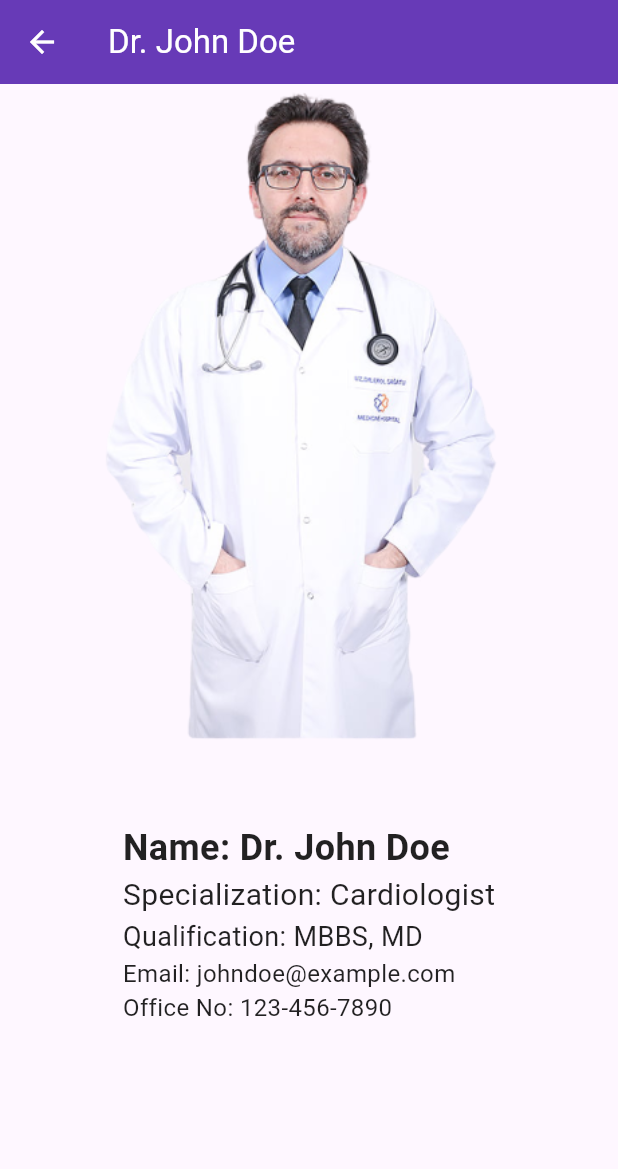
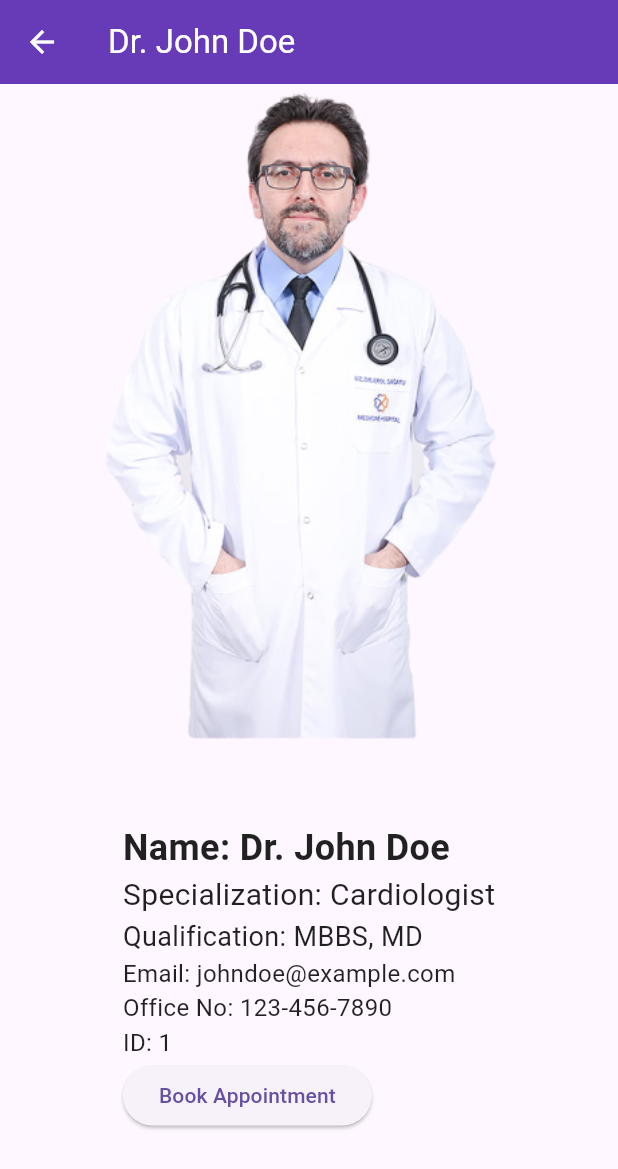
Before and after one commit to gokulvijayanand/healthcareapp, a Flutter app: the DoctorsListPage screen opened directly, after a tap on "Dr. John Doe", on a phone screen of 412 x 824 dp. Shown: the top 1169 px of the screen. Run offline on Flutter 3.47's test engine with Material 3 defaults, Android fonts, the phone set to English and light mode, and no system bars; our stand-ins replace lottie.

```diff
--- /dev/null
+++ b/lib/models/appointment.dart
@@ -0,0 +1,28 @@
+class Appointment {
+  final String doctorId;
+  final String date;
+  final String timeSlot;
+  final String slot;
+  final String patientName;
+  final String reason;
+
+  Appointment({
+    required this.doctorId,
+    required this.date,
+    required this.timeSlot,
+    required this.slot,
+    required this.patientName,
+    required this.reason,
+  });
+
+  factory Appointment.fromJson(Map<String, dynamic> json) {
+    return Appointment(
+      doctorId: json['doctorId'],
+      date: json['date'],
+      timeSlot: json['timeSlot'],
+      slot: json['slot'],
+      patientName: json['patientName'],
+      reason: json['reason'],
+    );
+  }
+}
--- a/lib/models/doctor.dart
+++ b/lib/models/doctor.dart
@@ -1,4 +1,5 @@
 class Doctor {
+  final String id;
   final String name;
   final String qualification;
   final String specialization;
@@ -7,6 +8,7 @@ class Doctor {
   final String officeNo;
 
   Doctor({
+    required this.id,
     required this.name,
     required this.qualification,
     required this.specialization,
@@ -17,6 +19,7 @@ class Doctor {
 
   factory Doctor.fromJson(Map<String, dynamic> json) {
     return Doctor(
+      id:json['id'],
       name: json['name'],
       qualification: json['qualification'],
       specialization: json['specialization'],
--- a/lib/screens/doctor_detail_page.dart
+++ b/lib/screens/doctor_detail_page.dart
@@ -1,5 +1,6 @@
 import 'package:flutter/material.dart';
-import '../models/doctor.dart'; // Make sure the path to Doctor model is correct
+import '../models/doctor.dart';
+import 'appointment_page.dart'; // Make sure the path to Doctor model is correct
 
 class DoctorDetailPage extends StatelessWidget {
   final Doctor doctor;
@@ -26,6 +27,16 @@ class DoctorDetailPage extends StatelessWidget {
                   Text('Qualification: ${doctor.qualification}', style: TextStyle(fontSize: 18)),
                   Text('Email: ${doctor.mailid}', style: TextStyle(fontSize: 16)),
                   Text('Office No: ${doctor.officeNo}', style: TextStyle(fontSize: 16)),
+                  Text('ID: ${doctor.id}', style: TextStyle(fontSize: 16)),
+                  ElevatedButton(
+                    onPressed: () {
+                      Navigator.push(
+                        context,
+                        MaterialPageRoute(builder: (context) => AppointmentPage(doctor: doctor)),
+                      );
+                    },
+                    child: Text('Book Appointment'),
+                  ),
                 ],
               ),
             ),
--- a/lib/screens/home_page.dart
+++ b/lib/screens/home_page.dart
@@ -12,7 +12,7 @@ import 'specialization_list_page.dart';
    Widget build(BuildContext context) {
      return Scaffold(
        appBar: AppBar(
-         title: Text("H O M E"),
+         title: Text("HOME"),
 
        ),
        body: Column(
```
Also changed, not shown: assets/data/appointment.json (added, +34 -0 lines), assets/data/doctors.json (+16 -0 lines), lib/screens/appointment_page.dart (added, +77 -0 lines), pubspec.yaml (+21 -0 lines), assets/images/healthcare_icon.jpg (added), assets/images/healthcare_icon.png (added), pubspec.lock, 42 other files.
